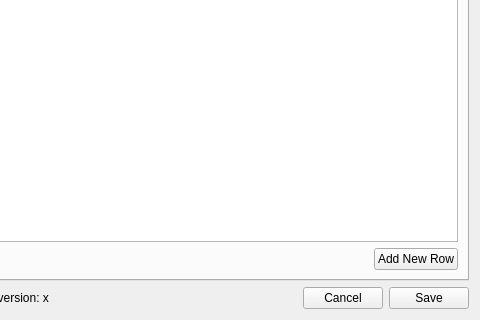
Old version of the form ankimorphs/ui/settings_dialog.ui in the repository mortii/anki-morphs; both pictures show x 489 to 969 and y 88 to 408 of the 969 by 408 pixel window.
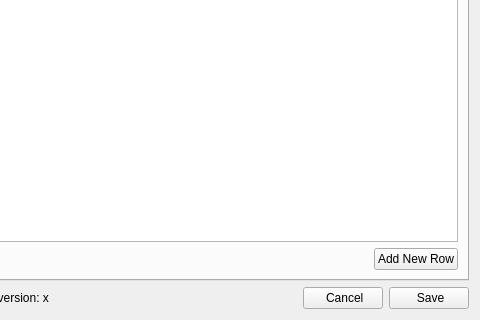
New version of the form.

Diff of the .ui file:
```diff
--- a/ankimorphs/ui/settings_dialog.ui
+++ b/ankimorphs/ui/settings_dialog.ui
@@ -730,14 +730,14 @@
        <item>
         <widget class="QPushButton" name="cancelPushButton">
          <property name="text">
-          <string>Cancel</string>
+          <string> Cancel</string>
          </property>
         </widget>
        </item>
        <item>
         <widget class="QPushButton" name="savePushButton">
          <property name="text">
-          <string>Save</string>
+          <string> Save</string>
          </property>
         </widget>
        </item>
```
